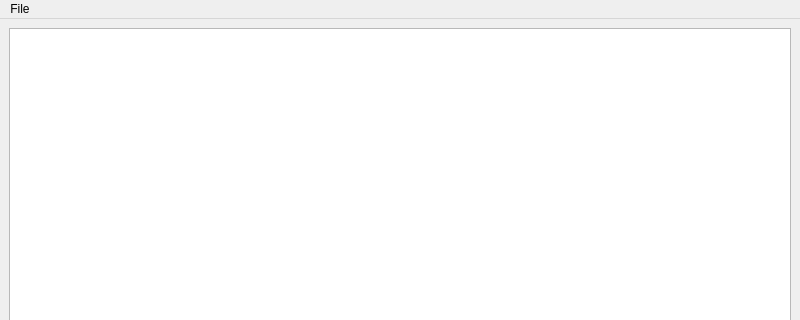
Above: maincompare.ui from themattkerr/ModeRN_SqrFt_Calc before the change; both pictures show x 0 to 800 and y 0 to 320 of the 800 by 600 pixel window. Below: the same form after it.
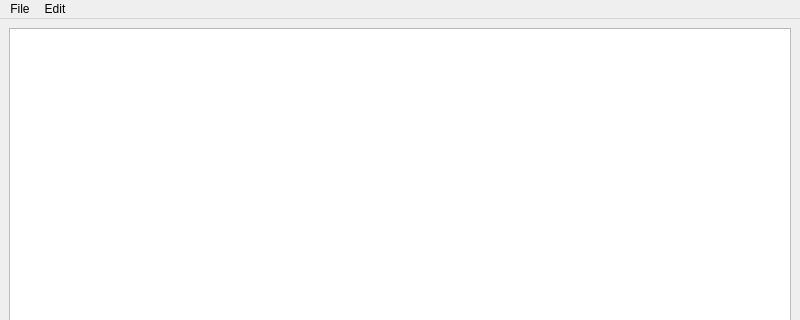
That is the form after the change.

```diff
--- a/maincompare.ui
+++ b/maincompare.ui
@@ -64,7 +64,7 @@
      <x>0</x>
      <y>0</y>
      <width>800</width>
-     <height>26</height>
+     <height>21</height>
     </rect>
    </property>
    <widget class="QMenu" name="menuFile">
@@ -76,7 +76,14 @@
     <addaction name="actionSave"/>
     <addaction name="actionOpen"/>
    </widget>
+   <widget class="QMenu" name="menuEdit">
+    <property name="title">
+     <string>Edit</string>
+    </property>
+    <addaction name="actionDelete_Selected"/>
+   </widget>
    <addaction name="menuFile"/>
+   <addaction name="menuEdit"/>
   </widget>
   <widget class="QStatusBar" name="statusbar"/>
   <action name="actionExport_CSV">
```
Left out of the diff: 5 changed lines with no effect on the pictures.
